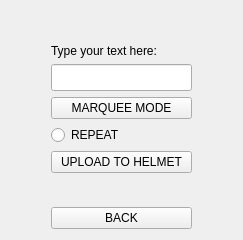
Qt form HelmetComm/textmenu.ui (JoVanRanst/HelmetApp) before a commit.
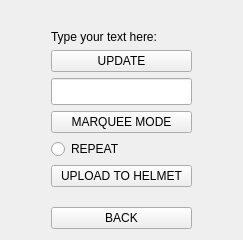
The same form after that commit.

```diff
--- a/HelmetComm/textmenu.ui
+++ b/HelmetComm/textmenu.ui
@@ -14,6 +14,94 @@
    <string>Text menu</string>
   </property>
   <layout class="QGridLayout" name="gridLayout">
+   <item row="1" column="1">
+    <widget class="QWidget" name="widget" native="true"/>
+   </item>
+   <item row="5" column="0">
+    <spacer name="horizontalSpacer_5">
+     <property name="orientation">
+      <enum>Qt::Horizontal</enum>
+     </property>
+     <property name="sizeHint" stdset="0">
+      <size>
+       <width>40</width>
+       <height>20</height>
+      </size>
+     </property>
+    </spacer>
+   </item>
+   <item row="4" column="1">
+    <widget class="QLineEdit" name="Textinput">
+     <property name="font">
+      <font>
+       <pointsize>12</pointsize>
+      </font>
+     </property>
+    </widget>
+   </item>
+   <item row="3" column="1">
+    <widget class="QPushButton" name="updateButton">
+     <property name="text">
+      <string>UPDATE</string>
+     </property>
+    </widget>
+   </item>
+   <item row="5" column="1">
+    <widget class="QPushButton" name="scrollButton">
+     <property name="text">
+      <string>MARQUEE MODE</string>
+     </property>
+     <property name="checkable">
+      <bool>true</bool>
+     </property>
+    </widget>
+   </item>
+   <item row="0" column="1">
+    <spacer name="verticalSpacer_2">
+     <property name="orientation">
+      <enum>Qt::Vertical</enum>
+     </property>
+     <property name="sizeHint" stdset="0">
+      <size>
+       <width>20</width>
+       <height>40</height>
+      </size>
+     </property>
+    </spacer>
+   </item>
+   <item row="9" column="2">
+    <spacer name="horizontalSpacer_2">
+     <property name="orientation">
+      <enum>Qt::Horizontal</enum>
+     </property>
+     <property name="sizeHint" stdset="0">
+      <size>
+       <width>40</width>
+       <height>20</height>
+      </size>
+     </property>
+    </spacer>
+   </item>
+   <item row="6" column="1">
+    <widget class="QRadioButton" name="radioButton">
+     <property name="text">
+      <string>REPEAT</string>
+     </property>
+    </widget>
+   </item>
+   <item row="5" column="2">
+    <spacer name="horizontalSpacer_6">
+     <property name="orientation">
+      <enum>Qt::Horizontal</enum>
+     </property>
+     <property name="sizeHint" stdset="0">
+      <size>
+       <width>40</width>
+       <height>20</height>
+      </size>
+     </property>
+    </spacer>
+   </item>
    <item row="2" column="1">
     <widget class="QLabel" name="label">
      <property name="text">
@@ -22,39 +110,6 @@
     </widget>
    </item>
    <item row="4" column="2">
-    <spacer name="horizontalSpacer_6">
-     <property name="orientation">
-      <enum>Qt::Horizontal</enum>
-     </property>
-     <property name="sizeHint" stdset="0">
-      <size>
-       <width>40</width>
-       <height>20</height>
-      </size>
-     </property>
-    </spacer>
-   </item>
-   <item row="8" column="2">
-    <spacer name="horizontalSpacer_2">
-     <property name="orientation">
-      <enum>Qt::Horizontal</enum>
-     </property>
-     <property name="sizeHint" stdset="0">
-      <size>
-       <width>40</width>
-       <height>20</height>
-      </size>
-     </property>
-    </spacer>
-   </item>
-   <item row="5" column="1">
-    <widget class="QRadioButton" name="radioButton">
-     <property name="text">
-      <string>REPEAT</string>
-     </property>
-    </widget>
-   </item>
-   <item row="3" column="2">
     <spacer name="horizontalSpacer_4">
      <property name="orientation">
       <enum>Qt::Horizontal</enum>
@@ -67,43 +122,7 @@
      </property>
     </spacer>
    </item>
-   <item row="6" column="1">
-    <widget class="QPushButton" name="uploadButton">
-     <property name="text">
-      <string>UPLOAD TO HELMET</string>
-     </property>
-     <property name="checkable">
-      <bool>false</bool>
-     </property>
-    </widget>
-   </item>
-   <item row="8" column="0">
-    <spacer name="horizontalSpacer">
-     <property name="orientation">
-      <enum>Qt::Horizontal</enum>
-     </property>
-     <property name="sizeHint" stdset="0">
-      <size>
-       <width>40</width>
-       <height>20</height>
-      </size>
-     </property>
-    </spacer>
-   </item>
-   <item row="0" column="1">
-    <spacer name="verticalSpacer_2">
-     <property name="orientation">
-      <enum>Qt::Vertical</enum>
-     </property>
-     <property name="sizeHint" stdset="0">
-      <size>
-       <width>20</width>
-       <height>40</height>
-      </size>
-     </property>
-    </spacer>
-   </item>
-   <item row="3" column="0">
+   <item row="4" column="0">
     <spacer name="horizontalSpacer_3">
      <property name="orientation">
       <enum>Qt::Horizontal</enum>
@@ -116,47 +135,28 @@
      </property>
     </spacer>
    </item>
-   <item row="7" column="1">
-    <spacer name="verticalSpacer">
-     <property name="orientation">
-      <enum>Qt::Vertical</enum>
-     </property>
-     <property name="sizeHint" stdset="0">
-      <size>
-       <width>20</width>
-       <height>40</height>
-      </size>
-     </property>
-    </spacer>
-   </item>
-   <item row="4" column="1">
-    <widget class="QPushButton" name="scrollButton">
-     <property name="text">
-      <string>MARQUEE MODE</string>
-     </property>
-     <property name="checkable">
-      <bool>true</bool>
-     </property>
-    </widget>
-   </item>
-   <item row="8" column="1">
+   <item row="9" column="1">
     <widget class="QPushButton" name="pushReturn">
      <property name="text">
       <string>BACK</string>
      </property>
     </widget>
    </item>
-   <item row="3" column="1">
-    <widget class="QLineEdit" name="Textinput">
-     <property name="font">
-      <font>
-       <pointsize>12</pointsize>
-      </font>
+   <item row="8" column="1">
+    <spacer name="verticalSpacer">
+     <property name="orientation">
+      <enum>Qt::Vertical</enum>
      </property>
-    </widget>
+     <property name="sizeHint" stdset="0">
+      <size>
+       <width>20</width>
+       <height>40</height>
+      </size>
+     </property>
+    </spacer>
    </item>
-   <item row="4" column="0">
-    <spacer name="horizontalSpacer_5">
+   <item row="9" column="0">
+    <spacer name="horizontalSpacer">
      <property name="orientation">
       <enum>Qt::Horizontal</enum>
      </property>
@@ -168,8 +168,15 @@
      </property>
     </spacer>
    </item>
-   <item row="1" column="1">
-    <widget class="QWidget" name="widget" native="true"/>
+   <item row="7" column="1">
+    <widget class="QPushButton" name="uploadButton">
+     <property name="text">
+      <string>UPLOAD TO HELMET</string>
+     </property>
+     <property name="checkable">
+      <bool>false</bool>
+     </property>
+    </widget>
    </item>
   </layout>
  </widget>
```
